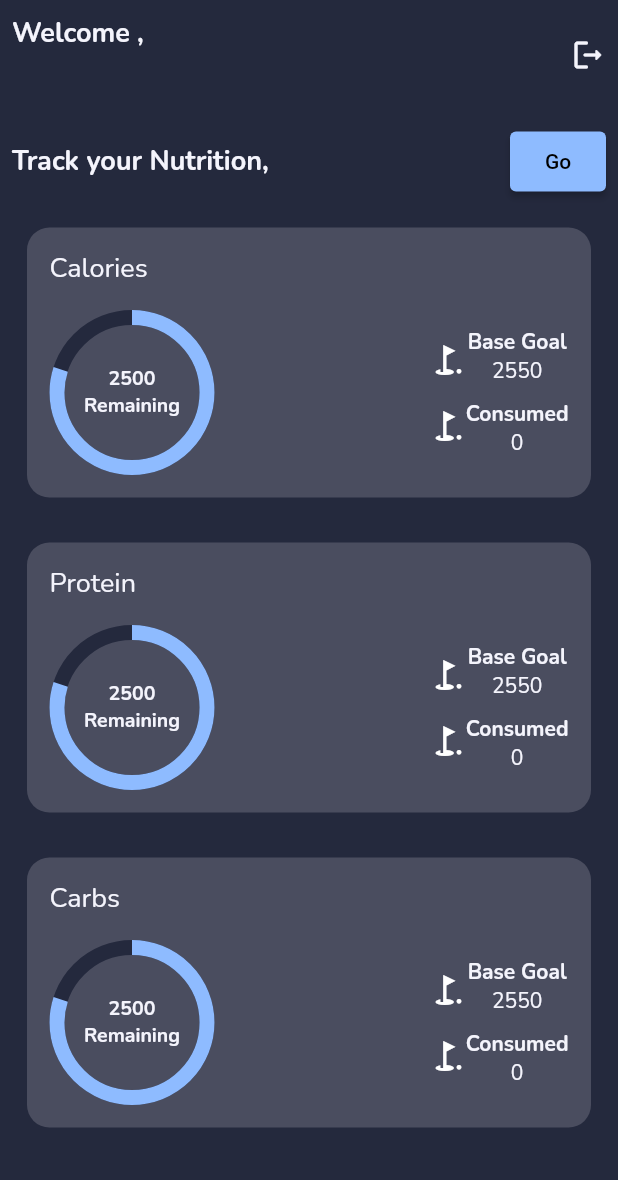
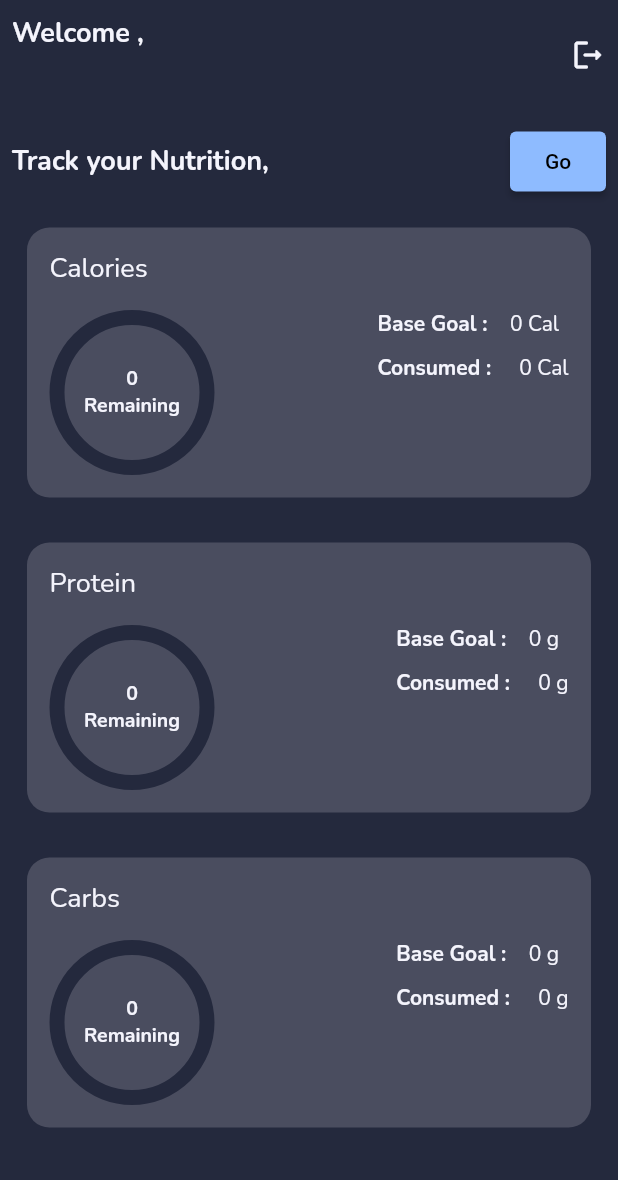
Before and after one commit to HydronSid/track_it_up, a Flutter app: the HomeScreen screen opened directly, on a phone screen of 412 x 824 dp, the part 56-1236 px from its top. Run offline on Flutter 3.47's test engine with Material 2 defaults, Android fonts, the phone set to English and light mode, and no system bars; drawn by our look-alikes of percent_indicator; our stand-ins replace animate_do, flutter_easyloading, flutter_svg, flutter_typeahead, google_fonts, nb_utils and 2 more; accounts and stored records are empty; Roboto replaces fonts that are missing (Laila, SecularOne-Regular); statements that could not run were skipped.

Commit message:
home commit

```diff
--- a/lib/Database/meal_operations.dart
+++ b/lib/Database/meal_operations.dart
@@ -1,5 +1,6 @@
 import 'package:flutter/material.dart';
 import 'package:sqflite/sqflite.dart';
+import 'package:track_it_up/Utils/common_functions.dart';
 
 import 'database_helper.dart';
 
@@ -13,12 +14,25 @@ class MealOperations {
     return queryRows;
   }
 
-  getAllMealByType(String type, String uId) async {
+  getAllMealByType(
+    String type,
+    String uId,
+  ) async {
     Database? db = await DatabaseHelper.instance.database;
 
     return await db!.rawQuery(
-        "SELECT * FROM ${DatabaseHelper.mealDBTableName} WHERE mealType=? and userId=?",
-        [type, uId]);
+        "SELECT * FROM ${DatabaseHelper.mealDBTableName} WHERE mealType=? and userId=? and createdOn=?",
+        [type, uId, CommonFunctions().returnAppDateFormat(DateTime.now())]);
+  }
+
+  getAllTodayMealData(
+    String uId,
+  ) async {
+    Database? db = await DatabaseHelper.instance.database;
+
+    return await db!.rawQuery(
+        "SELECT * FROM ${DatabaseHelper.mealDBTableName} WHERE  userId=? and createdOn=?",
+        [uId, CommonFunctions().returnAppDateFormat(DateTime.now())]);
   }
 
   insertingMeal({
@@ -32,6 +46,8 @@ class MealOperations {
     required String updatedAt,
     required String mealType,
     required String userId,
+    required String serving,
+    required String grams,
   }) async {
     int i = await DatabaseHelper.instance.insert({
       "prodId": prodId,
@@ -44,6 +60,8 @@ class MealOperations {
       "carbohydrate": carbohydrate,
       "createdOn": createdOn,
       "updatedAt": updatedAt,
+      "serving": serving,
+      "grams": grams,
     }, DatabaseHelper.mealDBTableName);
 
     debugPrint('the inserted id is $i');
--- a/lib/Database/product_operations.dart
+++ b/lib/Database/product_operations.dart
@@ -23,7 +23,9 @@ class ProductOperations {
     required String calories,
     required String protein,
     required String carbohydrate,
+    required String serving,
     required String image,
+    required String grams,
   }) async {
     int i = await DatabaseHelper.instance.insert({
       "prodId": prodId,
@@ -32,7 +34,9 @@ class ProductOperations {
       "calories": calories,
       "protein": protein,
       "carbohydrate": carbohydrate,
+      "serving": serving,
       "image": image,
+      "grams": grams,
     }, DatabaseHelper.productDBTableName);
 
     debugPrint('the inserted id is $i');
--- a/lib/Database/user_operations.dart
+++ b/lib/Database/user_operations.dart
@@ -29,11 +29,17 @@ class UserOperations {
     required String name,
     required String height,
     required String weight,
+    required String requiredCal,
+    required String requiredProtein,
+    required String requiredCarbs,
   }) async {
     int i = await DatabaseHelper.instance.insert({
       "name": name,
       "height": height,
       "weight": weight,
+      "requiredCal": requiredCal,
+      "requiredProtein": requiredProtein,
+      "requiredCarbs": requiredCarbs,
     }, DatabaseHelper.userDBTableName);
 
     debugPrint('the inserted id is $i');
--- a/lib/Models/product_model.dart
+++ b/lib/Models/product_model.dart
@@ -7,6 +7,8 @@ class ProductModel {
   final String? carbohydrate;
   final String? image;
   final String? quantity;
+  final String? serving;
+  final String? grams;
 
   ProductModel({
     this.id,
@@ -17,6 +19,8 @@ class ProductModel {
     this.carbohydrate,
     this.image,
     this.quantity,
+    this.serving,
+    this.grams,
   });
 
   factory ProductModel.fromJson(Map<String, dynamic> json) => ProductModel(
@@ -26,6 +30,8 @@ class ProductModel {
       calories: json["calories"].toString(),
       protein: json["protein"].toString(),
       carbohydrate: json["carbohydrate"].toString(),
+      serving: json["serving"].toString(),
+      grams: json["grams"].toString(),
       image: "assets/images/${json["image"]}",
       quantity: "4");
 }
--- a/lib/Models/user_model.dart
+++ b/lib/Models/user_model.dart
@@ -3,12 +3,18 @@ class UserModel {
   final String? name;
   final String? height;
   final String? weight;
+  final String? requiredCal;
+  final String? requiredProtein;
+  final String? requiredCarbs;
 
   UserModel({
     this.id,
     this.name,
     this.height,
     this.weight,
+    this.requiredCal,
+    this.requiredProtein,
+    this.requiredCarbs,
   });
 
   factory UserModel.fromJson(Map<String, dynamic> json) => UserModel(
@@ -16,5 +22,8 @@ class UserModel {
         name: json["name"].toString(),
         height: json["height"].toString(),
         weight: json["weight"].toString(),
+        requiredCal: json["requiredCal"].toString(),
+        requiredProtein: json["requiredProtein"].toString(),
+        requiredCarbs: json["requiredCarbs"].toString(),
       );
 }
--- a/lib/Screens/entry_form_two.dart
+++ b/lib/Screens/entry_form_two.dart
@@ -165,7 +165,7 @@ class _EntryFormTwoCalulateState extends State<EntryFormTwoCalulate> {
                                               fontWeight: FontWeight.bold),
                                         ),
                                         Text(
-                                          "1 g",
+                                          product.serving!,
                                           style: GoogleFonts.nunito(
                                               color: textColor,
                                               fontSize: 14,
@@ -205,7 +205,9 @@ class _EntryFormTwoCalulateState extends State<EntryFormTwoCalulate> {
                                           mealType: widget.mealType,
                                           userId: userModel.id!,
                                           protein: product.protein!,
-                                          carbohydrate: product.carbohydrate!);
+                                          carbohydrate: product.carbohydrate!,
+                                          serving: product.serving!,
+                                          grams: product.grams!);
 
                                       CommonFunctions.showSuccessSnackbar(
                                           "${product.name!} is added in todays's ${widget.mealType}");
--- a/lib/Screens/home_screen.dart
+++ b/lib/Screens/home_screen.dart
@@ -4,10 +4,11 @@ import 'package:intl/intl.dart';
 import 'package:nb_utils/nb_utils.dart' as nb;
 import 'package:percent_indicator/circular_percent_indicator.dart';
 import 'package:shared_preferences/shared_preferences.dart';
+import 'package:track_it_up/Models/user_model.dart';
 import 'package:track_it_up/Screens/splash_screen.dart';
 import 'package:track_it_up/Utils/appcolors.dart';
+import 'package:track_it_up/Utils/common_functions.dart';
 import 'package:track_it_up/Utils/fade_in_anime.dart';
-import 'package:track_it_up/Utils/local_shared_preferences.dart';
 
 import 'entry_form.dart';
 
@@ -32,6 +33,9 @@ class _HomeScreenState extends State<HomeScreen> {
   dynamic uptoDate;
   List _allDate = [];
 
+  List helper = [];
+  UserModel userModel = UserModel();
+
   @override
   void initState() {
     nb.setStatusBarColor(bgColor);
@@ -42,7 +46,11 @@ class _HomeScreenState extends State<HomeScreen> {
   }
 
   initData() async {
-    userName = await LocalPreferences().getUserName() ?? "";
+    userModel = await CommonFunctions().getUser();
+
+    helper = await CommonFunctions().getAllTodayMealData();
+
+    userName = userModel.name!;
     selectedDate = 0;
     selectedTime = null;
     monthYear = "";
@@ -203,21 +211,36 @@ class _HomeScreenState extends State<HomeScreen> {
               Expanded(
                 child: SingleChildScrollView(
                   child: Column(
-                    children: const [
+                    children: [
                       TrackerWidget(
                         title: "Calories",
+                        consumed:
+                            helper.isEmpty ? "0" : helper[0].toStringAsFixed(2),
+                        remaining:
+                            helper.isEmpty ? "0" : helper[3].toStringAsFixed(2),
+                        goal: userModel.requiredCal ?? "0",
                       ),
-                      SizedBox(
+                      const SizedBox(
                         height: 10,
                       ),
                       TrackerWidget(
                         title: "Protein",
+                        consumed:
+                            helper.isEmpty ? "0" : helper[1].toStringAsFixed(2),
+                        remaining:
+                            helper.isEmpty ? "0" : helper[4].toStringAsFixed(2),
+                        goal: userModel.requiredProtein ?? "0",
                       ),
-                      SizedBox(
+                      const SizedBox(
                         height: 10,
                       ),
                       TrackerWidget(
                         title: "Carbs",
+                        consumed:
+                            helper.isEmpty ? "0" : helper[2].toStringAsFixed(2),
+                        remaining:
+                            helper.isEmpty ? "0" : helper[5].toStringAsFixed(2),
+                        goal: userModel.requiredCarbs ?? "0",
                       ),
                     ],
                   ),
@@ -291,12 +314,20 @@ class _HomeScreenState extends State<HomeScreen> {
 }
 
 class TrackerWidget extends StatelessWidget {
-  final String title;
-  const TrackerWidget({super.key, required this.title});
+  final String title, goal, consumed, remaining;
+
+  const TrackerWidget({
+    super.key,
+    required this.title,
+    required this.consumed,
+    required this.goal,
+    required this.remaining,
+  });
 
   @override
   Widget build(BuildContext context) {
     var size = MediaQuery.of(context).size;
+
     return Container(
       padding: const EdgeInsets.symmetric(horizontal: 15, vertical: 15),
       margin: const EdgeInsets.symmetric(horizontal: 10, vertical: 10),
@@ -317,6 +348,8 @@ class TrackerWidget extends StatelessWidget {
             height: 15,
           ),
           Row(
+            mainAxisAlignment: MainAxisAlignment.start,
+            crossAxisAlignment: CrossAxisAlignment.start,
             children: [
               CircularPercentIndicator(
                 restartAnimation: false,
@@ -325,9 +358,12 @@ class TrackerWidget extends StatelessWidget {
                 animationDuration: 1000,
                 radius: 55.0,
                 lineWidth: 10.0,
-                percent: 0.8,
+                percent: goal == "0"
+                    ? 0.0
+                    : ((double.parse(consumed) / double.parse(goal)) * 100) /
+                        100,
                 center: Text(
-                  "2500\nRemaining",
+                  "$remaining\nRemaining",
                   textAlign: TextAlign.center,
                   style: GoogleFonts.nunito(
                       color: textColor,
@@ -338,62 +374,48 @@ class TrackerWidget extends StatelessWidget {
                 progressColor: accentColor,
               ),
               const Spacer(),
+              Column(
+                mainAxisAlignment: MainAxisAlignment.start,
+                crossAxisAlignment: CrossAxisAlignment.start,
+                children: [
                   Row(
                     children: [
-                  Column(
-                    children: const [
-                      Icon(
-                        Icons.golf_course_sharp,
-                        color: whiteColor,
+                      Text(
+                        "Base Goal :",
+                        style: GoogleFonts.nunito(
+                            color: textColor,
+                            fontWeight: FontWeight.bold,
+                            fontSize: 14),
                       ),
-                      SizedBox(
-                        height: 20,
+                      const SizedBox(
+                        width: 15,
                       ),
-                      Icon(
-                        Icons.golf_course_sharp,
-                        color: whiteColor,
+                      Text(
+                        title == "Calories" ? "$goal Cal" : "$goal g",
+                        style:
+                            GoogleFonts.nunito(color: textColor, fontSize: 14),
                       ),
                     ],
                   ),
                   const SizedBox(
                     height: 10,
                   ),
-                  Column(
-                    children: [
-                      Column(
+                  Row(
                     children: [
                       Text(
-                            "Base Goal",
+                        "Consumed : ",
                         style: GoogleFonts.nunito(
                             color: textColor,
                             fontWeight: FontWeight.bold,
                             fontSize: 14),
                       ),
-                          Text(
-                            "2550",
-                            style: GoogleFonts.nunito(
-                                color: textColor, fontSize: 14),
-                          ),
-                        ],
-                      ),
                       const SizedBox(
-                        height: 10,
-                      ),
-                      Column(
-                        children: [
-                          Text(
-                            "Consumed",
-                            style: GoogleFonts.nunito(
-                                color: textColor,
-                                fontWeight: FontWeight.bold,
-                                fontSize: 14),
+                        width: 15,
                       ),
                       Text(
-                            "0",
-                            style: GoogleFonts.nunito(
-                                color: textColor, fontSize: 14),
-                          ),
-                        ],
+                        title == "Calories" ? "$consumed Cal" : "$consumed g",
+                        style:
+                            GoogleFonts.nunito(color: textColor, fontSize: 14),
                       ),
                     ],
                   ),
--- a/lib/Screens/splash_screen.dart
+++ b/lib/Screens/splash_screen.dart
@@ -48,6 +48,8 @@ class _SplashScreenState extends State<SplashScreen> {
           calories: element["calories"],
           protein: element["protein"],
           carbohydrate: element["carbohydrate"],
+          serving: element["serving"],
+          grams: element["grams"],
           image: element["image"]);
     }
 
```
Also changed, not shown: assets/images/allproducts.json (+76 -27 lines), lib/Database/database_helper.dart (+8 -1 lines), lib/Screens/entry_form.dart (+36 -12 lines), lib/Screens/login_screen.dart (+23 -3 lines), lib/Screens/product_detail.dart (+22 -17 lines), lib/Utils/common_functions.dart (+53 -1 lines). Lines whose indentation alone changed are shown as unchanged.
